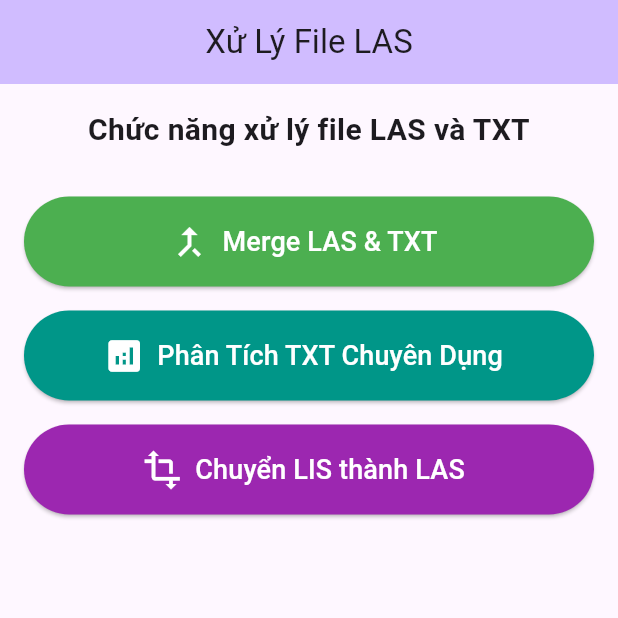
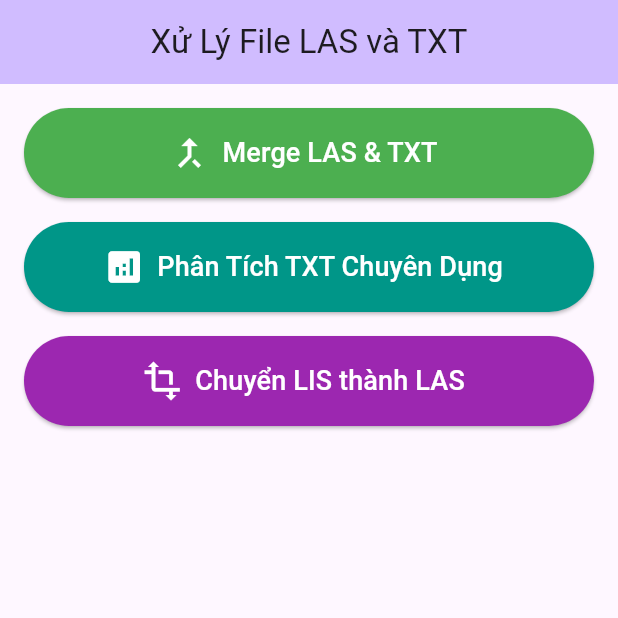
Before and after one commit to mylovetron2/xulyfilelas_flutter, a Flutter app: the screen it shows after launch, on a phone screen of 412 x 824 dp, the top half of it. Run offline on Flutter 3.47's test engine with Material 3 defaults, Android fonts, the light colour scheme and no system bars; our stand-ins replace file_picker, fl_chart; missing offline and left inert: dart:html.

Commit message:
Clean up home screen UI - Remove redundant description text from home screen - Improve visual layout with cleaner design - Update deployed version with streamlined interface

```diff
--- a/lib/screens/home_screen.dart
+++ b/lib/screens/home_screen.dart
@@ -19,7 +19,7 @@ class _HomeScreenState extends State<HomeScreen> {
   Widget build(BuildContext context) {
     return Scaffold(
       appBar: AppBar(
-        title: const Text('Xử Lý File LAS'),
+        title: const Text('Xử Lý File LAS và TXT'),
         backgroundColor: Theme.of(context).colorScheme.inversePrimary,
         centerTitle: true,
       ),
@@ -28,13 +28,6 @@ class _HomeScreenState extends State<HomeScreen> {
         child: Column(
           crossAxisAlignment: CrossAxisAlignment.stretch,
           children: [
-            const Text(
-              'Chức năng xử lý file LAS và TXT',
-              style: TextStyle(fontSize: 20, fontWeight: FontWeight.bold),
-              textAlign: TextAlign.center,
-            ),
-            const SizedBox(height: 30),
-
             // Action buttons
             Expanded(
               child: Column(
```
Also changed, not shown: 1 other file.
